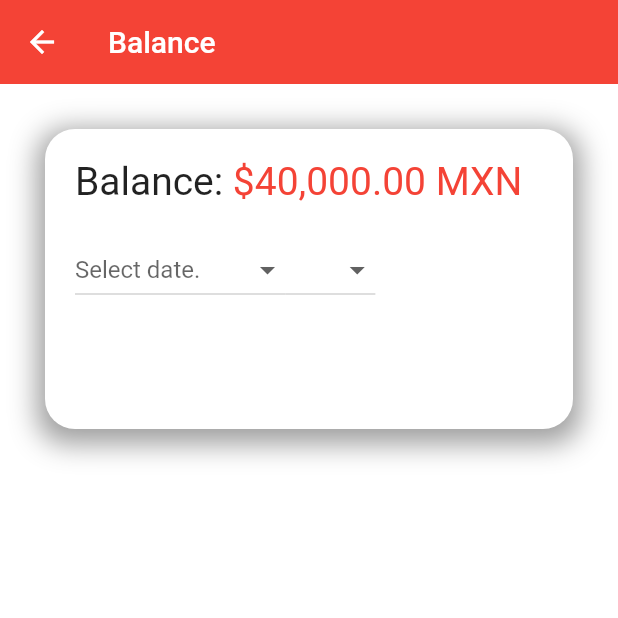
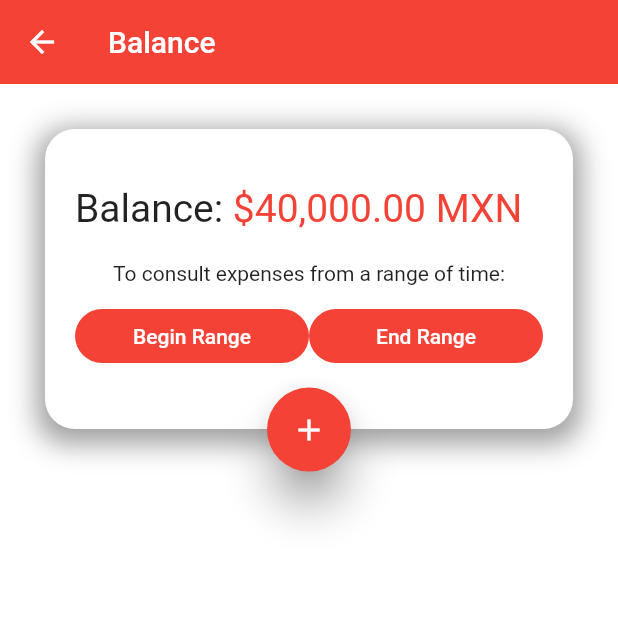
Before and after one commit to panchis7u7/BeyondTime, a Flutter app: the BalancePage screen opened by its route, on a phone screen of 412 x 824 dp, the top half of it. Run offline on Flutter 3.47's test engine with Material 2 defaults, Android fonts, the phone set to English and light mode, and no system bars; our stand-ins replace flutter_colorpicker, responsive_grid, sqflite, tuple; missing offline and left inert: flutter_web_auth, nonce; accounts and stored records are empty.

Commit message:
Corrected layout for the balance page.

```diff
--- a/lib/main.dart
+++ b/lib/main.dart
@@ -1,4 +1,5 @@
-import 'package:beyond_time/Pages/Time_Scheduler.dart';
+
+import 'package:beyond_time/pages/time_scheduler.dart';
 import 'package:beyond_time/providers/meetings_provider.dart';
 import 'package:beyond_time/router/routes.dart';
 import 'package:beyond_time/themes/theme.dart';
@@ -28,6 +29,7 @@ class BeyondTime extends StatelessWidget {
         initialRoute: "Home",
         routes: Routes.getAppRoutes(),
         theme: BeyondTheme.lightTheme,
+        restorationScopeId: 'app',
         onGenerateRoute: (settings) =>
             Routes.onGenerateRoute(settings, const TimeScheduler()),
       );
--- a/lib/pages/finance.dart
+++ b/lib/pages/finance.dart
@@ -1,16 +1,60 @@
-import 'package:beyond_time/widgets/horizontal_cards.dart';
+import 'package:beyond_time/widgets/custom_card.dart';
 import 'package:flutter/material.dart';
+import 'package:responsive_grid/responsive_grid.dart';
 
 class BalancePage extends StatefulWidget {
-  const BalancePage({super.key});
+  const BalancePage({super.key, this.restorationId});
+
+  final String? restorationId;
 
   @override
   State<StatefulWidget> createState() => BalancePageState();
 }
 
-class BalancePageState extends State<BalancePage> {
-  //TextEditingController dateInput = TextEditingController();
-  String dropdownValue = "";
+class BalancePageState extends State<BalancePage> with RestorationMixin {
+  final RestorableDateTime _selectedDate =
+      RestorableDateTime(DateTime(2023, 7, 25));
+
+  late final RestorableRouteFuture<DateTime?> _restorableDatePickerRouteFuture =
+      RestorableRouteFuture<DateTime?>(
+          onComplete: _selectDate,
+          onPresent: (NavigatorState navigator, Object? arguments) {
+            return navigator.restorablePush(_datePickerRoute,
+                arguments: _selectedDate.value.millisecondsSinceEpoch);
+          });
+
+  static Route<DateTime> _datePickerRoute(
+      BuildContext context, Object? arguments) {
+    return DialogRoute<DateTime>(
+        context: context,
+        builder: (BuildContext context) {
+          return DatePickerDialog(
+            restorationId: 'date_picker_dialog',
+            initialEntryMode: DatePickerEntryMode.calendarOnly,
+            initialDate: DateTime.fromMillisecondsSinceEpoch(arguments! as int),
+            firstDate: DateTime(2021),
+            lastDate: DateTime(2040),
+          );
+        });
+  }
+
+  void _selectDate(DateTime? newSelectedDate) {
+    if (newSelectedDate != null) {
+      setState(() {
+        _selectedDate.value = newSelectedDate;
+      });
+    }
+  }
+
+  @override
+  String? get restorationId => widget.restorationId;
+
+  @override
+  void restoreState(RestorationBucket? oldBucket, bool initialRestore) {
+    registerForRestoration(_selectedDate, 'selected_date');
+    registerForRestoration(
+        _restorableDatePickerRouteFuture, 'date_picker_route_future');
+  }
 
   @override
   void initState() {
@@ -20,89 +64,47 @@ class BalancePageState extends State<BalancePage> {
 
   @override
   Widget build(BuildContext context) => Scaffold(
-        appBar: AppBar(
-          title: const Text("Balance"),
-        ),
-        body: Column(
-          children: <Widget>[
-            InkWell(
-                onTap: () => {},
-                child: Container(
-                  width: double.infinity - 40,
-                  height: 200,
-                  margin: const EdgeInsets.all(30),
-                  decoration: BoxDecoration(
-                      color: Colors.white,
-                      borderRadius: BorderRadius.circular(20),
-                      boxShadow: [
-                        BoxShadow(
-                            color: Theme.of(context).shadowColor,
-                            blurRadius: 15,
-                            spreadRadius: 5,
-                            offset: const Offset(0, 5)),
-                      ]),
-                  child: Padding(
-                    padding: const EdgeInsets.all(20),
-                    child: Column(
-                      crossAxisAlignment: CrossAxisAlignment.start,
-                      children: <Widget>[
+      appBar: AppBar(title: const Text("Balance")),
+      body: Column(children: <Widget>[
+        CustomCard(fab: true, children: [
           Row(
             children: const <Widget>[
-                            Text("Balance: ",
-                                style: TextStyle(
-                                  fontSize: 26,
-                                )),
+              Text("Balance: ", style: TextStyle(fontSize: 26)),
               Text("\$40,000.00 MXN",
                   style: TextStyle(fontSize: 26, color: Colors.red)),
             ],
           ),
           const SizedBox(height: 20),
-                        Row(
-                          children: [
-                            DropdownButton<String>(
-                                hint: const Text("Select date."),
-                                items: [
-                                  "January",
-                                  "February",
-                                  "March",
-                                  "April",
-                                  "June",
-                                  "July",
-                                  "August",
-                                  "September",
-                                  "October",
-                                  "November",
-                                  "December"
-                                ]
-                                    .map((e) => DropdownMenuItem(
-                                        value: e,
-                                        child: Text(e,
-                                            style:
-                                                const TextStyle(fontSize: 24))))
-                                    .toList(),
-                                onChanged: (String? value) {
-                                  setState(() {
-                                    dropdownValue = value!;
-                                  });
-                                }),
-                            DropdownButton<String>(
-                              onChanged: (String? value) {
-                                setState(() {});
+          const Text("To consult expenses from a range of time:"),
+          const SizedBox(height: 10),
+          ResponsiveGridRow(rowSegments: 24, children: [
+            ResponsiveGridCol(
+              lg: 24,
+              md: 12,
+              xs: 12,
+              child: ElevatedButton(
+                  onPressed: () {
+                    _restorableDatePickerRouteFuture.present();
                   },
-                              items: ["2021", "2022"]
-                                  .map((String value) => DropdownMenuItem(
-                                        value: value,
-                                        child: Text(value),
-                                      ))
-                                  .toList(),
+                  child: const Text("Begin Range")),
+            ),
+            ResponsiveGridCol(
+              lg: 0,
+              md: 0,
+              xs: 0,
+              child: const SizedBox(width: 15),
+            ),
+            ResponsiveGridCol(
+              lg: 24,
+              md: 12,
+              xs: 12,
+              child: ElevatedButton(
+                  onPressed: () {
+                    _restorableDatePickerRouteFuture.present();
+                  },
+                  child: const Text("End Range")),
             )
-                          ],
-                        )
-                      ],
-                    ),
-                  ),
-                )),
-          ],
-        ),
-      );
+          ])
+        ]),
+      ]));
 }
--- a/lib/router/routes.dart
+++ b/lib/router/routes.dart
@@ -1,8 +1,9 @@
-import 'package:beyond_time/Pages/Time_Scheduler.dart';
+
 import 'package:beyond_time/models/menu_option.dart';
 import 'package:beyond_time/pages/about.dart';
 import 'package:beyond_time/pages/finance.dart';
 import 'package:beyond_time/pages/settings.dart';
+import 'package:beyond_time/pages/time_scheduler.dart';
 import 'package:flutter/material.dart';
 
 // Application routes.
@@ -22,7 +23,7 @@ class Routes {
       route: "Balance",
       icon: Icons.balance,
       name: "Balance",
-      screen: const BalancePage()),
+      screen: const BalancePage(restorationId: 'balance',)),
     MenuOption(
         route: "Settings",
         icon: Icons.settings,
--- /dev/null
+++ b/lib/widgets/custom_card.dart
@@ -0,0 +1,53 @@
+import 'package:flutter/material.dart';
+
+class CustomCard extends StatelessWidget {
+  const CustomCard({super.key, required this.children, required this.fab});
+
+  final List<Widget> children;
+  final bool fab;
+
+  @override
+  Widget build(BuildContext context) => InkWell(
+      onTap: () => {},
+      child: SizedBox(
+        width: double.infinity - 40,
+              height: 240,
+        child: Stack(
+          children: [
+            Container(
+              width: double.infinity - 40,
+              height: 200,
+              margin: const EdgeInsets.only(left: 30, right: 30, top: 30),
+              decoration: BoxDecoration(
+                  color: Colors.white,
+                  borderRadius: BorderRadius.circular(20),
+                  boxShadow: [
+                    BoxShadow(
+                        color: Theme.of(context).shadowColor,
+                        blurRadius: 15,
+                        spreadRadius: 5,
+                        offset: const Offset(0, 5)),
+                  ]),
+              child: Padding(
+                padding: const EdgeInsets.all(20),
+                child: Column(
+                  mainAxisAlignment: MainAxisAlignment.center,
+                  crossAxisAlignment: CrossAxisAlignment.center,
+                  children: <Widget>[
+                    ...children
+                  ],
+                ),
+              ),
+            ),
+            Align(
+              alignment: const Alignment(0,1.2),
+                child: FloatingActionButton(
+                  onPressed: () {},
+                  elevation: 12,
+                  child: const Icon(Icons.add),
+              ),
+            ),
+          ],
+        ),
+      ));
+}
--- a/pubspec.yaml
+++ b/pubspec.yaml
@@ -45,6 +45,7 @@ dependencies:
   flutter_web_auth: ^0.5.0
   nonce: ^1.2.0
   tuple: ^2.0.1
+  responsive_grid: ^2.2.0
   # sensors_plus: ^2.0.1
   # shimmer: ^2.0.0
 
```
Also changed, not shown: lib/widgets/date_range.dart (added, +73 -0 lines), pubspec.lock. Lines whose indentation alone changed are shown as unchanged.
